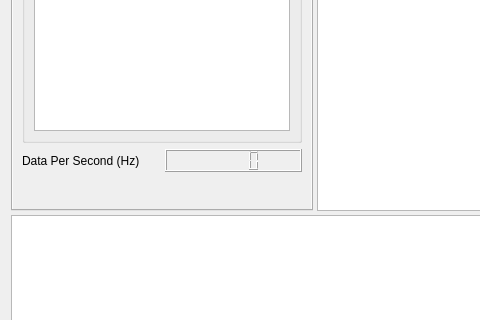
First picture: the form in src/software/gui/full_system/ui/main_widget.ui, repository UBC-Thunderbots/Software, before the edit; both pictures show x 0 to 480 and y 379 to 699 of the 1271 by 789 pixel window.
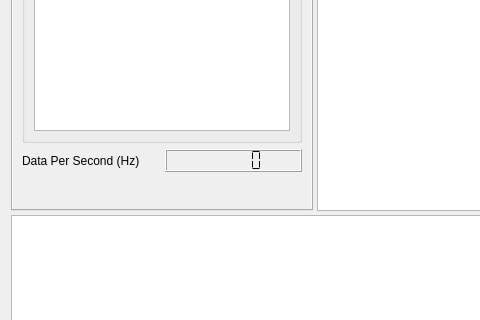
Second picture: the form after the edit. Custom widgets are drawn as their Qt base class.

```diff
--- a/src/software/gui/full_system/ui/main_widget.ui
+++ b/src/software/gui/full_system/ui/main_widget.ui
@@ -201,7 +201,14 @@
             </widget>
            </item>
            <item>
-            <widget class="QLCDNumber" name="lcd_number"/>
+            <widget class="QLCDNumber" name="data_per_second_lcd">
+             <property name="smallDecimalPoint">
+              <bool>true</bool>
+             </property>
+             <property name="segmentStyle">
+              <enum>QLCDNumber::Flat</enum>
+             </property>
+            </widget>
            </item>
           </layout>
          </item>
```
